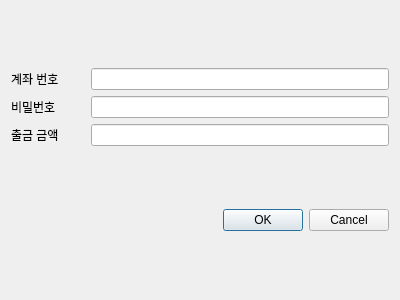
Before: the Qt Designer form withdraw.ui in DevSunbi/VEDA_Side_Project, drawn with Qt 5.
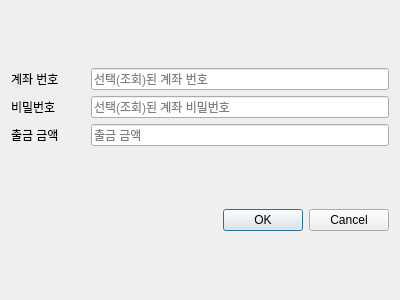
After: the same form once the commit is applied.

Diff of the .ui file:
```diff
--- a/withdraw.ui
+++ b/withdraw.ui
@@ -17,7 +17,11 @@
    <item row="0" column="0">
     <layout class="QGridLayout" name="gridLayout" columnstretch="1,4">
      <item row="0" column="1">
-      <widget class="QLineEdit" name="w_acc_le"/>
+      <widget class="QLineEdit" name="w_acc_le">
+       <property name="placeholderText">
+        <string>선택(조회)된 계좌 번호</string>
+       </property>
+      </widget>
      </item>
      <item row="1" column="0">
       <widget class="QLabel" name="w_pass_lbl">
@@ -31,6 +35,9 @@
        <property name="echoMode">
         <enum>QLineEdit::EchoMode::Password</enum>
        </property>
+       <property name="placeholderText">
+        <string>선택(조회)된 계좌 비밀번호</string>
+       </property>
       </widget>
      </item>
      <item row="0" column="0">
@@ -51,7 +58,11 @@
       </widget>
      </item>
      <item row="2" column="1">
-      <widget class="QLineEdit" name="w_amount_le"/>
+      <widget class="QLineEdit" name="w_amount_le">
+       <property name="placeholderText">
+        <string>출금 금액</string>
+       </property>
+      </widget>
      </item>
     </layout>
    </item>
```
